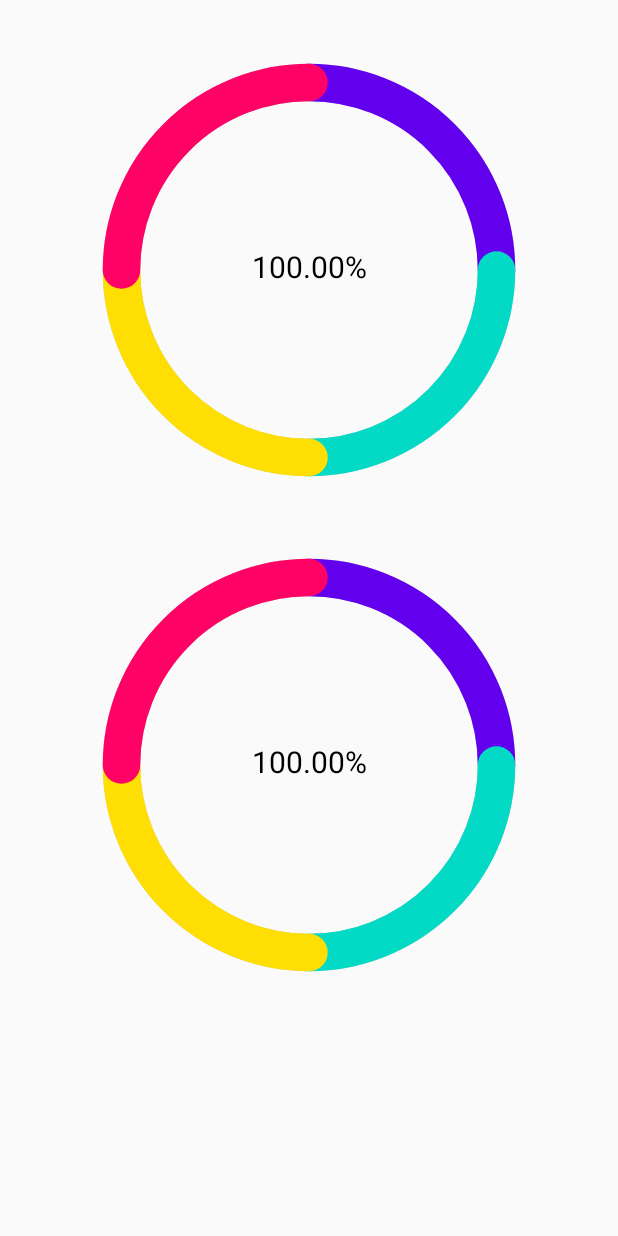
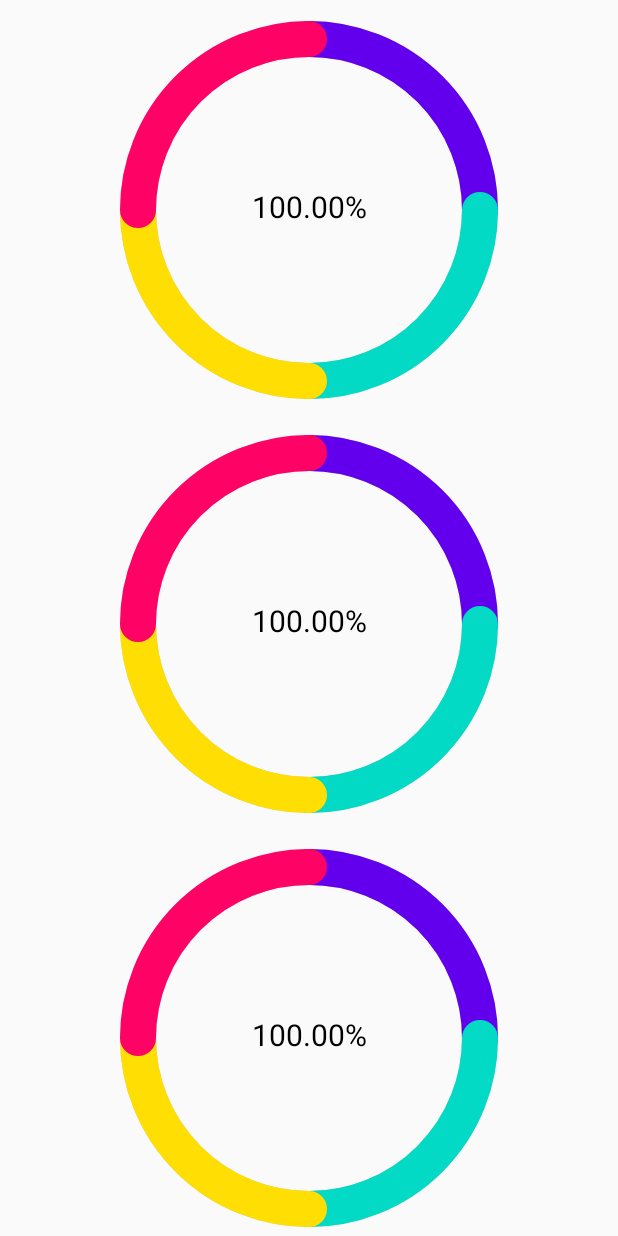
Before and after one commit to xabbok255/ViewsHomeWork, an Android app: the screen it shows after launch (MainActivity), on a phone screen of 412 x 824 dp. Run offline under Robolectric (Android 15) with nearby library versions, the phone set to English and light mode, and no system bars.

Commit message:
Bidirectional*

```diff
--- a/app/src/main/java/com/xabbok/viewshomework/MainActivity.kt
+++ b/app/src/main/java/com/xabbok/viewshomework/MainActivity.kt
@@ -10,7 +10,8 @@ class MainActivity : AppCompatActivity(R.layout.main_activity) {
         super.onCreate(savedInstanceState)
         val views = listOf<StatsView>(
             findViewById<StatsView>(R.id.statsViewParallel),
-            findViewById<StatsView>(R.id.statsViewSequential)
+            findViewById<StatsView>(R.id.statsViewSequential),
+            findViewById<StatsView>(R.id.statsViewBidirectional)
         )
 
         views.forEach {statsView ->
--- a/app/src/main/java/com/xabbok/viewshomework/ui/StatsView.kt
+++ b/app/src/main/java/com/xabbok/viewshomework/ui/StatsView.kt
@@ -36,6 +36,7 @@ class StatsView @JvmOverloads constructor(
 
     private val statsViewDrawSequentially = StatsViewDrawSequentiallyImpl()
     private val statsViewDrawParallel = StatsViewDrawParallelImpl()
+    private val statsViewDrawBidirectional = StatsViewDrawBidirectionalImpl()
 
     init {
         context.withStyledAttributes(attributeSet, R.styleable.StatsView) {
@@ -117,6 +118,10 @@ class StatsView @JvmOverloads constructor(
                         drawInterface = statsViewDrawSequentially
                     }
 
+                    3 -> {
+                        drawInterface = statsViewDrawBidirectional
+                    }
+
                     else -> throw InvalidParameterException("Wrong fillType value!")
                 }
                 drawInterface.draw(
--- /dev/null
+++ b/app/src/main/java/com/xabbok/viewshomework/ui/StatsViewDrawBidirectionalImpl.kt
@@ -0,0 +1,34 @@
+package com.xabbok.viewshomework.ui
+
+import android.graphics.Canvas
+import android.graphics.Paint
+import android.graphics.RectF
+
+class StatsViewDrawBidirectionalImpl : StatsViewDrawInterface {
+    override fun draw(
+        data: StatsViewData,
+        realWeights: List<Float>,
+        canvas: Canvas,
+        startAngle: Float,
+        animationProgress: Float,
+        paint: Paint,
+        colors: List<Int>,
+        oval: RectF
+    ) {
+        //рисуем дугу
+        var startAngleVar = startAngle + 45F
+        realWeights.forEachIndexed { index, d ->
+            paint.color = colors.getOrElse(index) { generateRandomColor() }
+            canvas.drawArc(oval, startAngleVar - (d * animationProgress * 360F / 2F), (d * animationProgress * 360F) , false, paint)
+            startAngleVar += d * 360F
+        }
+
+        //исправляем концы дуг
+        startAngleVar = startAngle + 45F
+        realWeights.forEachIndexed { index, d ->
+            paint.color = colors.getOrElse(index) { generateRandomColor() }
+            canvas.drawArc(oval, startAngleVar - (d * animationProgress * 360F / 2F), Float.MIN_VALUE, false, paint)
+            startAngleVar += d * 360F
+        }
+    }
+}
--- a/app/src/main/res/layout/main_activity.xml
+++ b/app/src/main/res/layout/main_activity.xml
@@ -6,22 +6,33 @@
     android:orientation="vertical">
 
     <com.xabbok.viewshomework.ui.StatsView
+        android:id="@+id/statsViewBidirectional"
+        android:layout_width="match_parent"
+        android:layout_height="276dp"
+        android:layout_marginTop="2dp"
+        app:colors="@array/colors"
+        app:fillType="bidirectional"
+        app:lineWidth="24dp"
+        app:textSize="20sp" />
+
+    <com.xabbok.viewshomework.ui.StatsView
         android:id="@+id/statsViewSequential"
         android:layout_width="match_parent"
-        android:layout_height="300dp"
-        android:layout_marginTop="30dp"
+        android:layout_height="276dp"
+
         app:colors="@array/colors"
         app:fillType="sequential"
-        app:lineWidth="25dp"
+        app:lineWidth="24dp"
         app:textSize="20sp" />
 
     <com.xabbok.viewshomework.ui.StatsView
         android:id="@+id/statsViewParallel"
         android:layout_width="match_parent"
-        android:layout_height="300dp"
-        android:layout_marginTop="30dp"
+        android:layout_height="276dp"
         app:colors="@array/colors"
         app:fillType="parallel"
-        app:lineWidth="25dp"
+        app:lineWidth="24dp"
         app:textSize="20sp" />
+
+
 </LinearLayout>
--- a/app/src/main/res/values/attrs.xml
+++ b/app/src/main/res/values/attrs.xml
@@ -8,6 +8,7 @@
         <attr name="fillType" format="enum">
             <enum name="parallel" value="1" />
             <enum name="sequential" value="2" />
+            <enum name="bidirectional" value="3" />
         </attr>
     </declare-styleable>
 </resources>
```
